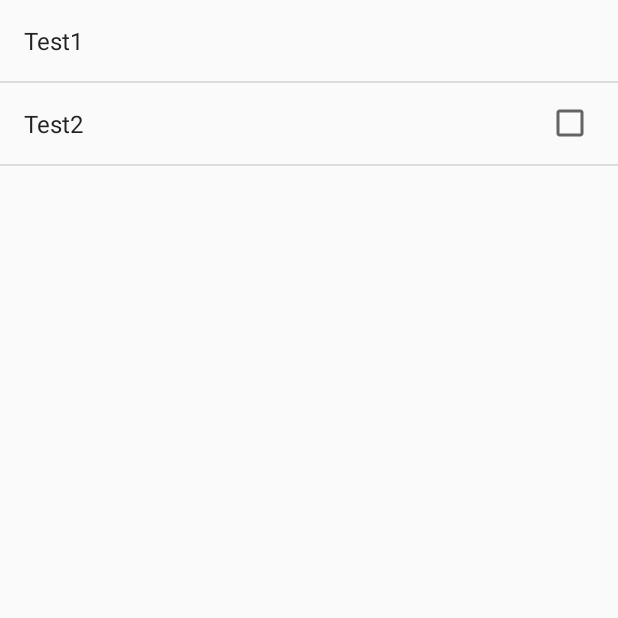
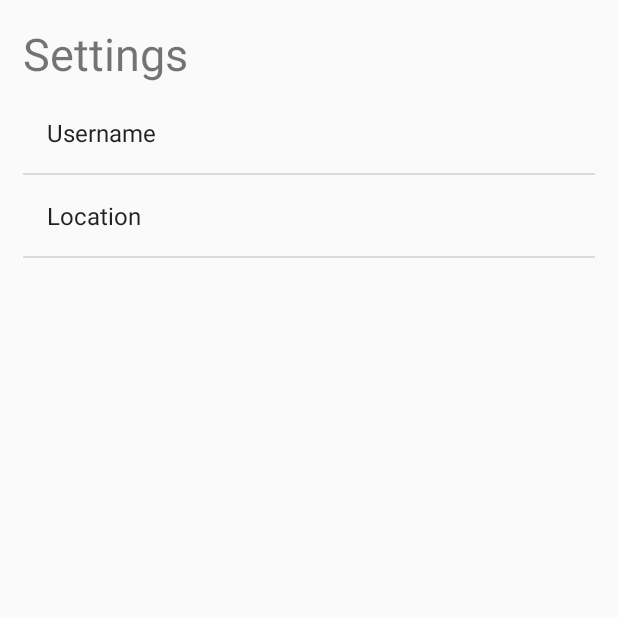
Before and after one commit to lukegv/EcoHeat, an Android app: the SettingsActivity screen opened directly, with no data from a screen before it, on a phone screen of 412 x 824 dp, the top half of it. Run offline under Robolectric (Android 15) with nearby library versions, the phone set to English and light mode, and no system bars.

Commit message:
Implemented weather forecast database and settings activity

```diff
--- a/Android/HackathonViessmann/app/build.gradle
+++ b/Android/HackathonViessmann/app/build.gradle
@@ -6,7 +6,7 @@ android {
 
     defaultConfig {
         applicationId "de.lukaskoerfer.hackathonviessmann"
-        minSdkVersion 10
+        minSdkVersion 11
         targetSdkVersion 23
         versionCode 1
         versionName "1.0"
--- a/Android/HackathonViessmann/app/src/main/AndroidManifest.xml
+++ b/Android/HackathonViessmann/app/src/main/AndroidManifest.xml
@@ -1,6 +1,8 @@
 <?xml version="1.0" encoding="utf-8"?>
 <manifest xmlns:android="http://schemas.android.com/apk/res/android"
     package="de.lukaskoerfer.hackathonviessmann">
+
+    <uses-permission android:name="android.permission.INTERNET" />
 
     <application
         android:allowBackup="true"
--- a/Android/HackathonViessmann/app/src/main/java/de/lukaskoerfer/hackathonviessmann/SettingsActivity.java
+++ b/Android/HackathonViessmann/app/src/main/java/de/lukaskoerfer/hackathonviessmann/SettingsActivity.java
@@ -1,14 +1,75 @@
 package de.lukaskoerfer.hackathonviessmann;
 
+import android.content.SharedPreferences;
+import android.preference.EditTextPreference;
+import android.preference.ListPreference;
+import android.preference.MultiSelectListPreference;
+import android.preference.Preference;
 import android.preference.PreferenceActivity;
+import android.preference.PreferenceGroup;
 import android.support.v7.app.AppCompatActivity;
 import android.os.Bundle;
+import android.widget.Toast;
 
-public class SettingsActivity extends PreferenceActivity{
+public class SettingsActivity extends PreferenceActivity implements SharedPreferences.OnSharedPreferenceChangeListener {
 
     @Override
     protected void onCreate(Bundle savedInstanceState) {
         super.onCreate(savedInstanceState);
         this.addPreferencesFromResource(R.xml.preferences);
+        this.setContentView(R.layout.activity_settings);
+        this.initSummary(getPreferenceScreen());
+    }
+
+    @Override
+    protected void onResume() {
+        super.onResume();
+        this.getPreferenceScreen().getSharedPreferences().registerOnSharedPreferenceChangeListener(this);
+    }
+
+    @Override
+    protected void onPause() {
+        super.onPause();
+        this.getPreferenceScreen().getSharedPreferences().unregisterOnSharedPreferenceChangeListener(this);
+    }
+
+    @Override
+    public void onBackPressed() {
+        if (!Settings.Instance(this).allSettingsAvailable()) {
+            Toast.makeText(this, "Please set all settings in order to use the app!", Toast.LENGTH_SHORT).show();
+        } else {
+            super.onBackPressed();
+        }
+    }
+
+    @Override
+    public void onSharedPreferenceChanged(SharedPreferences sharedPreferences, String key) {
+        this.updatePrefSummary(this.findPreference(key));
+    }
+
+    private void initSummary(Preference p) {
+        if (p instanceof PreferenceGroup) {
+            PreferenceGroup pGrp = (PreferenceGroup) p;
+            for (int i = 0; i < pGrp.getPreferenceCount(); i++) {
+                this.initSummary(pGrp.getPreference(i));
+            }
+        } else {
+            this.updatePrefSummary(p);
+        }
+    }
+
+    private void updatePrefSummary(Preference p) {
+        if (p instanceof ListPreference) {
+            ListPreference listPref = (ListPreference) p;
+            p.setSummary(listPref.getEntry());
+        }
+        if (p instanceof EditTextPreference) {
+            EditTextPreference editTextPref = (EditTextPreference) p;
+            p.setSummary(editTextPref.getText());
+        }
+        if (p instanceof MultiSelectListPreference) {
+            EditTextPreference editTextPref = (EditTextPreference) p;
+            p.setSummary(editTextPref.getText());
+        }
     }
 }
--- a/Android/HackathonViessmann/app/src/main/java/de/lukaskoerfer/hackathonviessmann/db/DbContracts.java
+++ b/Android/HackathonViessmann/app/src/main/java/de/lukaskoerfer/hackathonviessmann/db/DbContracts.java
@@ -16,8 +16,8 @@ public class DbContracts {
 
         public static String SqlCreate() {
             return "CREATE TABLE " + TABLE_FORECAST + " ( " +
-                    COLUMN_START + " INTEGER, " +
-                    COLUMN_END + " INTEGER, " +
+                    COLUMN_START + " TEXT, " +
+                    COLUMN_END + " TEXT, " +
                     COLUMN_MIN_TEMP + " REAL, " +
                     COLUMN_MAX_TEMP + " REAL );";
         }
--- /dev/null
+++ b/Android/HackathonViessmann/app/src/main/res/layout/activity_settings.xml
@@ -0,0 +1,21 @@
+<?xml version="1.0" encoding="utf-8"?>
+<LinearLayout
+    xmlns:android="http://schemas.android.com/apk/res/android"
+    android:orientation="vertical"
+    android:padding="15dp"
+    android:layout_width="match_parent"
+    android:layout_height="match_parent">
+
+    <TextView
+        android:text="Settings"
+        android:textSize="30sp"
+        android:layout_marginBottom="5dp"
+        android:layout_width="match_parent"
+        android:layout_height="wrap_content" />
+
+    <ListView
+        android:id="@android:id/list"
+        android:layout_width="match_parent"
+        android:layout_height="match_parent"></ListView>
+
+</LinearLayout>
--- a/Android/HackathonViessmann/app/src/main/res/values/strings.xml
+++ b/Android/HackathonViessmann/app/src/main/res/values/strings.xml
@@ -1,3 +1,14 @@
 <resources>
     <string name="app_name">Hackathon Viessmann</string>
+
+    <string-array name="locations">
+        <item>Aachen</item>
+        <item>New York</item>
+        <item>Sydney</item>
+    </string-array>
+    <string-array name="location_values">
+        <item>50.775611#6.081238</item>
+        <item>40.7142691#-74.0059729</item>
+        <item>-33.8671390#151.2071140</item>
+    </string-array>
 </resources>
--- a/Android/HackathonViessmann/app/src/main/res/xml/preferences.xml
+++ b/Android/HackathonViessmann/app/src/main/res/xml/preferences.xml
@@ -1,12 +1,15 @@
 <?xml version="1.0" encoding="utf-8"?>
-<PreferenceScreen xmlns:android="http://schemas.android.com/apk/res/android">
+<PreferenceScreen
+    xmlns:android="http://schemas.android.com/apk/res/android">
 
     <EditTextPreference
-        android:title="Test1"
-        android:key="" ></EditTextPreference>
+        android:title="Username"
+        android:key="pref_username" ></EditTextPreference>
 
-    <CheckBoxPreference
-        android:title="Test2"
-        android:key="" ></CheckBoxPreference>
+    <ListPreference
+        android:title="Location"
+        android:entries="@array/locations"
+        android:entryValues="@array/location_values"
+        android:key="pref_location" ></ListPreference>
 
 </PreferenceScreen>
```
Also changed, not shown: Android/HackathonViessmann/app/src/main/java/de/lukaskoerfer/hackathonviessmann/MainActivity.java (+61 -56 lines), Android/HackathonViessmann/app/src/main/java/de/lukaskoerfer/hackathonviessmann/Settings.java (added, +35 -0 lines), Android/HackathonViessmann/app/src/main/java/de/lukaskoerfer/hackathonviessmann/db/Database.java (+25 -2 lines), Android/HackathonViessmann/app/src/main/java/de/lukaskoerfer/hackathonviessmann/model/GlobalLocation.java (renamed from Android/HackathonViessmann/app/src/main/java/de/lukaskoerfer/hackathonviessmann/model/GlobalCoordinate.java, +8 -2 lines), Android/HackathonViessmann/app/src/main/java/de/lukaskoerfer/hackathonviessmann/model/WeatherForecast.java (+19 -4 lines), Android/HackathonViessmann/app/src/main/java/de/lukaskoerfer/hackathonviessmann/ui/DialogBuilder.java (added, +27 -0 lines), Android/HackathonViessmann/app/src/main/java/de/lukaskoerfer/hackathonviessmann/weather/OpenWeather.java (+12 -5 lines), Android/HackathonViessmann/app/src/main/java/de/lukaskoerfer/hackathonviessmann/weather/WeatherLoadTask.java (added, +29 -0 lines).
